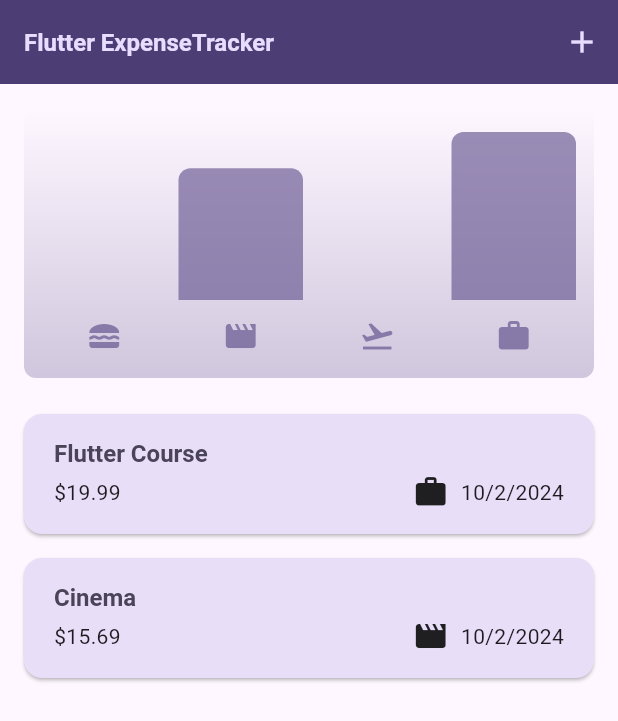
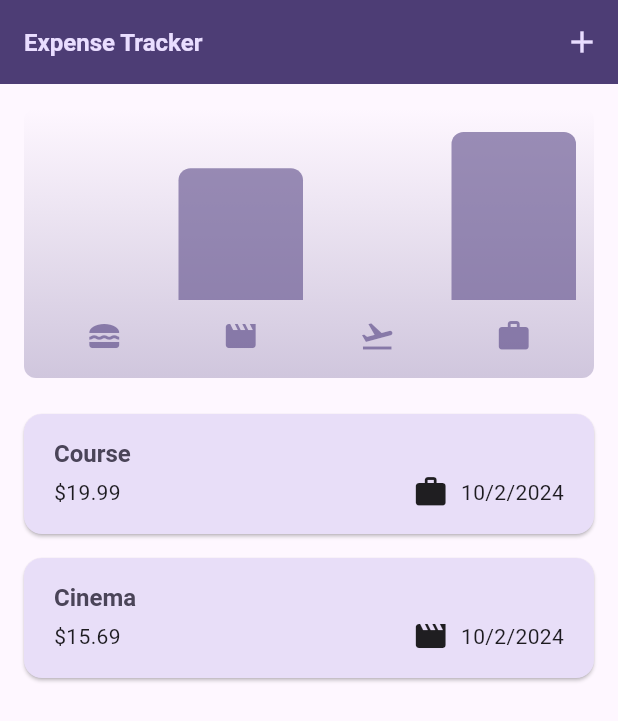
Before and after one commit to devtengry/expense_tracker, a Flutter app: the screen it shows after launch, on a phone screen of 412 x 824 dp. Shown: the top 721 px of the screen. Run offline on Flutter 3.47's test engine with Material 3 defaults, Android fonts, the phone set to English and light mode, and no system bars.

Commit message:
App bar text changed

```diff
--- a/lib/main.dart
+++ b/lib/main.dart
@@ -20,6 +20,7 @@ void main() {
   runApp(
     MaterialApp(
       darkTheme: ThemeData.dark().copyWith(
+        useMaterial3: true,
         colorScheme: kDarkColorScheme,
         cardTheme: const CardTheme().copyWith(
           color: kDarkColorScheme.secondaryContainer,
@@ -36,6 +37,7 @@ void main() {
         ),
       ),
       theme: ThemeData().copyWith(
+        useMaterial3: true,
         colorScheme: kColorScheme,
         appBarTheme: const AppBarTheme().copyWith(
           backgroundColor: kColorScheme.onPrimaryContainer,
--- a/lib/widgets/expenses.dart
+++ b/lib/widgets/expenses.dart
@@ -17,7 +17,7 @@ class Expenses extends StatefulWidget {
 class _ExpensesState extends State<Expenses> {
   final List<Expense> _registeredExpenses = [
     Expense(
-      title: 'Flutter Course',
+      title: 'Course',
       amount: 19.99,
       date: DateTime.now(),
       category: Category.work,
@@ -84,7 +84,7 @@ class _ExpensesState extends State<Expenses> {
 
     return Scaffold(
       appBar: AppBar(
-        title: const Text('Flutter ExpenseTracker'),
+        title: const Text('Expense Tracker'),
         actions: [
           IconButton(
             onPressed: _openAddExpenseOverlay,
```
